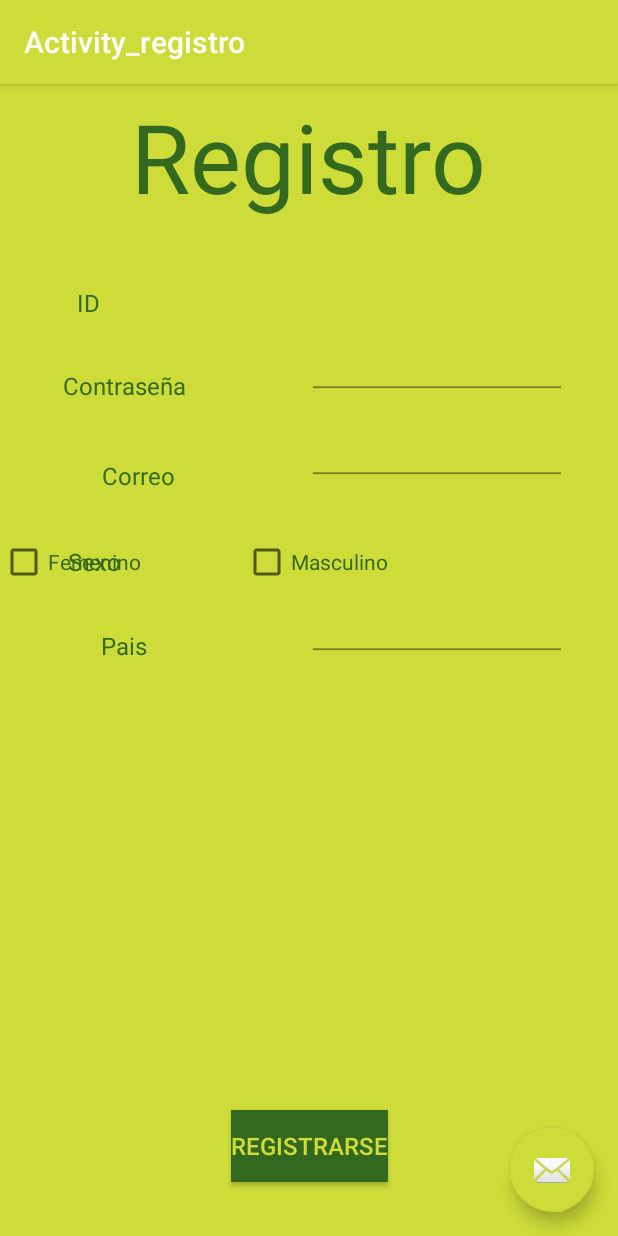
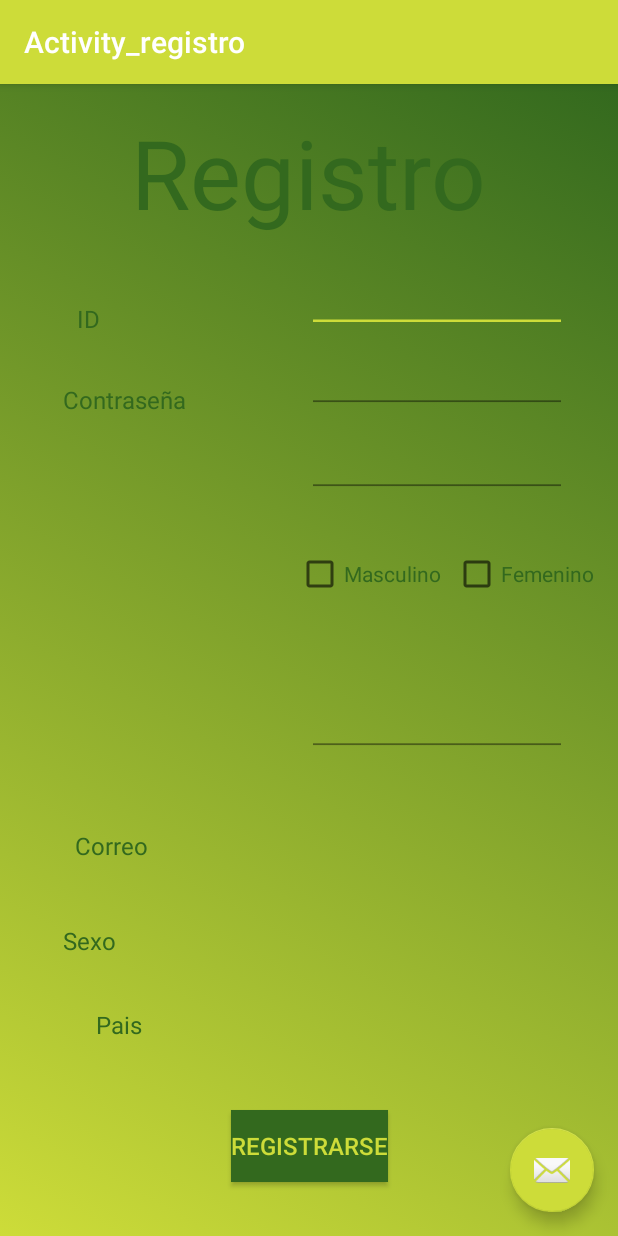
Before and after one commit to EdwinCC/login, an Android app: the Activity_registro screen opened directly, with no data from a screen before it, on a phone screen of 412 x 824 dp. Run offline under Robolectric (Android 15) with nearby library versions, the phone set to English and light mode, and no system bars.

Commit message:
First commit

```diff
--- a/app/src/main/java/com/example/sony/proyecto/Activity_postlogin.java
+++ b/app/src/main/java/com/example/sony/proyecto/Activity_postlogin.java
@@ -27,14 +27,14 @@ public class Activity_postlogin extends AppCompatActivity {
         Toolbar toolbar = (Toolbar) findViewById(R.id.toolbar);
         setSupportActionBar(toolbar);
 
-        FloatingActionButton fab = (FloatingActionButton) findViewById(R.id.fab);
+        /*FloatingActionButton fab = (FloatingActionButton) findViewById(R.id.fab);
         fab.setOnClickListener(new View.OnClickListener() {
             @Override
             public void onClick(View view) {
                 Snackbar.make(view, "Replace with your own action", Snackbar.LENGTH_LONG)
                         .setAction("Action", null).show();
             }
-        });
+        });*/
 
         //Animacion de fondo
 
--- /dev/null
+++ b/app/src/main/res/drawable/gradiente.xml
@@ -0,0 +1,14 @@
+<?xml version="1.0" encoding="utf-8"?>
+<selector xmlns:android="http://schemas.android.com/apk/res/android">
+    <item>
+          <shape>
+              <gradient
+                  android:startColor="@color/colorverdelimon"
+                  android:endColor="@color/ColorActionBarTitle"
+                  android:angle="45"
+                  >
+
+              </gradient>
+          </shape>
+    </item>
+</selector>
--- a/app/src/main/res/layout/content_activity_postlogin.xml
+++ b/app/src/main/res/layout/content_activity_postlogin.xml
@@ -38,7 +38,7 @@
         android:layout_height="33dp"
         android:id="@+id/tvtitulopostlogin"
         android:text="@string/librosrecomendados"
-        android:textColor="@color/colorPrimaryDark"
+        android:textColor="@color/colorVerdeOscuro"
         android:textSize="@dimen/activity_horizontal_margin"
         app:layout_constraintTop_toTopOf="@+id/imgbackground"
         android:layout_marginTop="34dp"
@@ -86,7 +86,7 @@
     <TextView
         android:layout_width="wrap_content"
         android:layout_height="wrap_content"
-        android:textColor="@color/colorPrimaryDark"
+        android:textColor="@color/colorVerdeOscuro"
         android:id="@+id/tvnotifposlogin"
         android:text="@string/notificaciones"
         android:textSize="@dimen/activity_horizontal_margin"
--- a/app/src/main/res/layout/content_activity_registro.xml
+++ b/app/src/main/res/layout/content_activity_registro.xml
@@ -4,7 +4,7 @@
     xmlns:tools="http://schemas.android.com/tools"
     android:layout_width="match_parent"
     android:layout_height="match_parent"
-    android:background="@color/colorverdelimon"
+    android:background="@drawable/gradiente"
     app:layout_behavior="@string/appbar_scrolling_view_behavior"
     tools:context="com.example.sony.proyecto.Activity_registro"
     tools:showIn="@layout/activity_registro">
@@ -13,11 +13,11 @@
         android:id="@+id/textView2"
         android:layout_width="wrap_content"
         android:layout_height="wrap_content"
-        android:layout_marginTop="5dp"
         android:text="@string/registro"
         android:textColor="@color/colorVerdeOscuro"
         android:textSize="@android:dimen/notification_large_icon_height"
         app:layout_constraintTop_toTopOf="parent"
+        android:layout_marginTop="16dp"
         android:layout_marginRight="8dp"
         app:layout_constraintRight_toRightOf="parent"
         android:layout_marginLeft="8dp"
@@ -29,11 +29,11 @@
         android:text="@string/ID"
         android:textColor="@color/colorVerdeOscuro"
         android:textSize="@dimen/activity_horizontal_margin"
-        android:layout_marginLeft="8dp"
-        app:layout_constraintLeft_toLeftOf="parent"
         android:id="@+id/textView"
         android:layout_marginTop="43dp"
         app:layout_constraintTop_toBottomOf="@+id/textView2"
+        android:layout_marginLeft="8dp"
+        app:layout_constraintLeft_toLeftOf="parent"
         app:layout_constraintRight_toLeftOf="@+id/etregistrocuenta"
         android:layout_marginRight="8dp"
         app:layout_constraintHorizontal_bias="0.343" />
@@ -52,7 +52,7 @@
         android:text="@string/contraseña"
         android:textColor="@color/colorVerdeOscuro"
         android:textSize="@dimen/activity_horizontal_margin"
-        android:layout_marginTop="35dp"
+        android:layout_marginTop="34dp"
         app:layout_constraintTop_toBottomOf="@+id/textView"
         android:id="@+id/textView3"
         android:layout_marginLeft="42dp"
@@ -67,7 +67,7 @@
         android:id="@+id/etregistropass"
         android:layout_marginRight="34dp"
         app:layout_constraintRight_toRightOf="parent"
-        android:layout_marginTop="35dp"
+        android:layout_marginTop="34dp"
         app:layout_constraintTop_toBottomOf="@+id/etregistrocuenta" />
 
     <TextView
@@ -79,13 +79,16 @@
 
 
         android:id="@+id/textView4"
-        android:layout_marginTop="38dp"
-        app:layout_constraintTop_toBottomOf="@+id/textView3"
-        app:layout_constraintRight_toLeftOf="@+id/etregistrocorreo"
-        android:layout_marginRight="88dp"
         android:layout_marginLeft="8dp"
         app:layout_constraintLeft_toLeftOf="parent"
-        app:layout_constraintHorizontal_bias="1.0" />
+        app:layout_constraintRight_toLeftOf="@+id/etregistrocorreo"
+        android:layout_marginRight="8dp"
+        app:layout_constraintHorizontal_bias="0.298"
+        android:layout_marginBottom="41dp"
+        app:layout_constraintBottom_toTopOf="@+id/tvregistrosexo"
+        android:layout_marginTop="8dp"
+        app:layout_constraintTop_toBottomOf="@+id/textView3"
+        app:layout_constraintVertical_bias="1.0" />
 
     <EditText
         android:layout_width="173dp"
@@ -93,7 +96,7 @@
         android:id="@+id/etregistrocorreo"
         android:layout_marginRight="34dp"
         app:layout_constraintRight_toRightOf="parent"
-        android:layout_marginTop="37dp"
+        android:layout_marginTop="36dp"
         app:layout_constraintTop_toBottomOf="@+id/etregistropass" />
 
     <Button
@@ -118,10 +121,13 @@
         android:text="@string/sexo"
         android:textColor="@color/colorVerdeOscuro"
         android:textSize="@dimen/activity_horizontal_margin"
-        android:layout_marginTop="35dp"
-        app:layout_constraintTop_toBottomOf="@+id/textView4"
-        android:layout_marginLeft="45dp"
-        app:layout_constraintLeft_toLeftOf="parent" />
+        android:layout_marginBottom="36dp"
+        app:layout_constraintBottom_toTopOf="@+id/tvregistropais"
+        android:layout_marginLeft="42dp"
+        app:layout_constraintLeft_toLeftOf="parent"
+        app:layout_constraintRight_toLeftOf="@+id/cbsexomasc"
+        android:layout_marginRight="8dp"
+        app:layout_constraintHorizontal_bias="0.0" />
 
     <CheckBox
         android:id="@+id/cbsexomasc"
@@ -133,15 +139,16 @@
         android:textColor="@color/colorVerdeOscuro"
         android:layout_marginTop="41dp"
         app:layout_constraintTop_toBottomOf="@+id/etregistrocorreo"
-        app:layout_constraintLeft_toRightOf="@+id/tvregistrosexo"
-        android:layout_marginLeft="69dp" />
+        app:layout_constraintRight_toLeftOf="@+id/cbsexofem"
+        android:layout_marginRight="8dp" />
     <CheckBox
         android:id="@+id/cbsexofem"
         android:layout_width="wrap_content"
         android:layout_height="20dp"
         android:text="@string/femenino"
         android:textColor="@color/colorVerdeOscuro"
-        tools:layout_editor_absoluteX="257dp"
+        android:layout_marginRight="16dp"
+        app:layout_constraintRight_toRightOf="parent"
         android:layout_marginTop="41dp"
         app:layout_constraintTop_toBottomOf="@+id/etregistrocorreo" />
 
@@ -152,16 +159,13 @@
         android:text="@string/registropais"
         android:textColor="@color/colorVerdeOscuro"
         android:textSize="@dimen/activity_horizontal_margin"
-        android:layout_marginTop="36dp"
-        app:layout_constraintTop_toBottomOf="@+id/tvregistrosexo"
         app:layout_constraintRight_toLeftOf="@+id/etregistropais"
         android:layout_marginRight="95dp"
         android:layout_marginLeft="8dp"
         app:layout_constraintLeft_toLeftOf="parent"
-        app:layout_constraintHorizontal_bias="0.84"
-        android:layout_marginBottom="8dp"
-        app:layout_constraintBottom_toTopOf="@+id/btnregistroregistrarse"
-        app:layout_constraintVertical_bias="0.0" />
+        app:layout_constraintHorizontal_bias="0.795"
+        android:layout_marginBottom="46dp"
+        app:layout_constraintBottom_toTopOf="@+id/btnregistroregistrarse" />
 
     <EditText
         android:id="@+id/etregistropais"
@@ -173,6 +177,6 @@
         app:layout_constraintTop_toBottomOf="@+id/cbsexofem"
         android:layout_marginBottom="8dp"
         app:layout_constraintBottom_toTopOf="@+id/btnregistroregistrarse"
-        app:layout_constraintVertical_bias="0.0" />
+        app:layout_constraintVertical_bias="0.195" />
 
 </android.support.constraint.ConstraintLayout>
```
